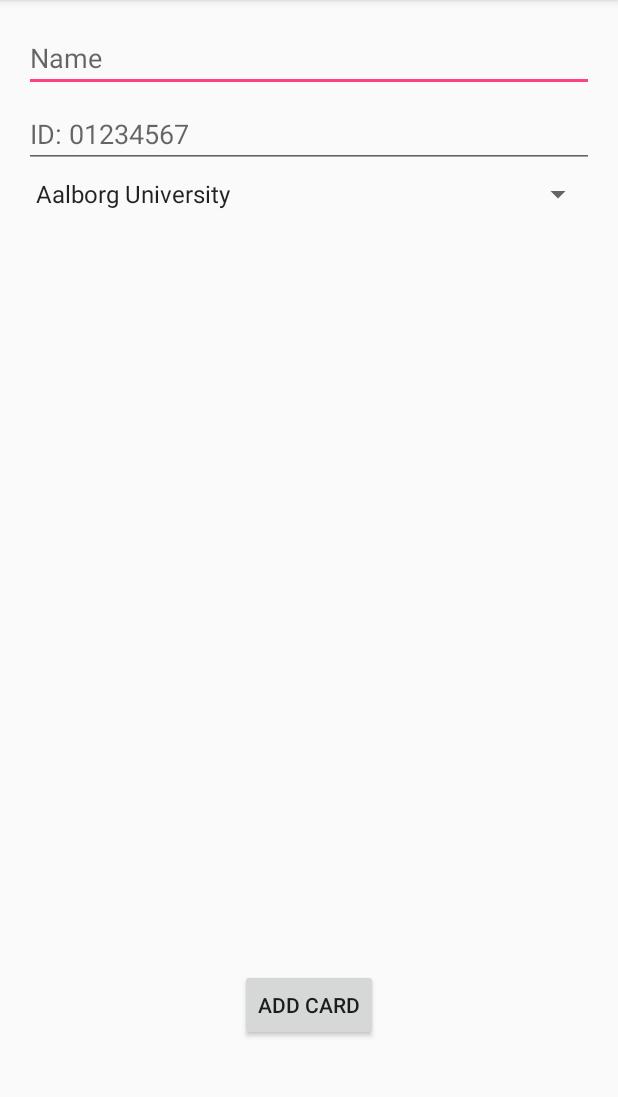
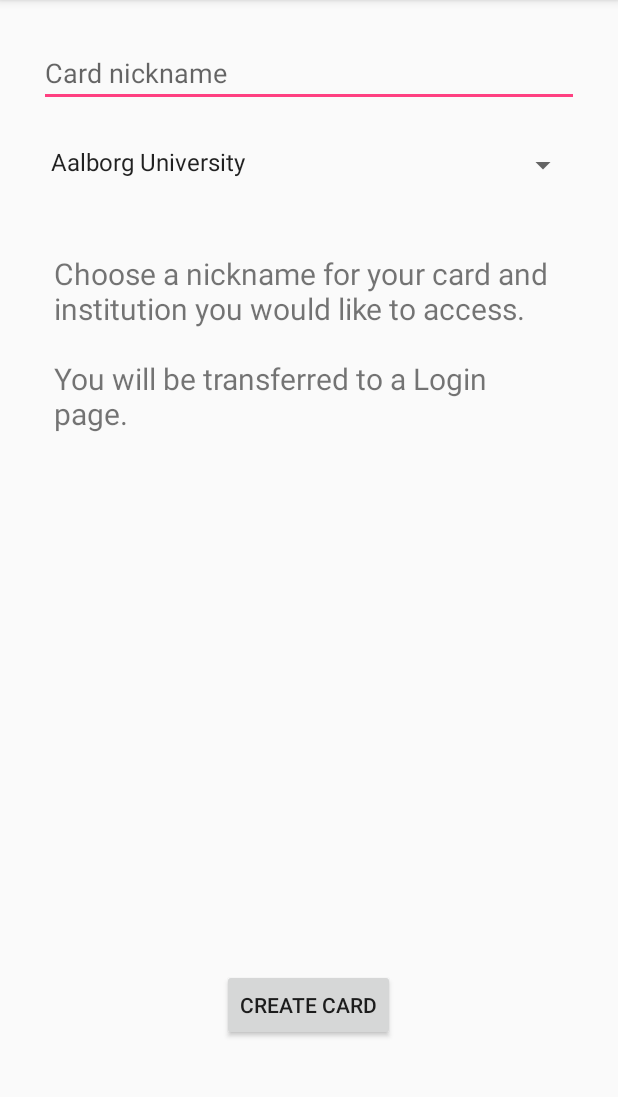
Before and after one commit to zafodB/CardEmulationAau, an Android app: the CreateCardActivity screen opened directly, with no data from a screen before it, on a phone screen of 412 x 824 dp, the part 84-1181 px from its top. Run offline under Robolectric (Android 15) with nearby library versions, the phone set to English and light mode, and no system bars.

Commit message:
Added Account creation screen +service updates

```diff
--- a/app/src/main/AndroidManifest.xml
+++ b/app/src/main/AndroidManifest.xml
@@ -13,8 +13,12 @@
         android:icon="@mipmap/ic_launcher"
         android:label="@string/app_name"
         android:supportsRtl="true"
-        android:theme="@style/AppTheme">
-        <activity android:name=".MainActivity">
+        android:theme="@style/AppTheme"
+        android:name=".ApplicationMain"
+        >
+
+
+        <activity android:name=".ui_elements.MainActivity">
             <intent-filter>
                 <action android:name="android.intent.action.MAIN"/>
 
@@ -37,7 +41,7 @@
                 android:resource="@xml/aid_list"/>
         </service>
 
-        <activity android:name=".AddNewCardActivity">
+        <activity android:name=".ui_elements.CreateCardActivity">
         </activity>
     </application>
 
--- a/app/src/main/java/com/example/filip/cardemulationaau/AddNewCardActivity.java
+++ b/app/src/main/java/com/example/filip/cardemulationaau/ui_elements/CreateCardActivity.java
@@ -1,6 +1,5 @@
-package com.example.filip.cardemulationaau;
+package com.example.filip.cardemulationaau.ui_elements;
 
-import android.content.Context;
 import android.content.SharedPreferences;
 import android.support.v7.app.AppCompatActivity;
 import android.os.Bundle;
@@ -11,18 +10,19 @@ import android.widget.EditText;
 import android.widget.Spinner;
 import android.widget.Toast;
 
+import com.example.filip.cardemulationaau.R;
+
 import java.util.UUID;
 
-public class AddNewCardActivity extends AppCompatActivity {
+public class CreateCardActivity extends AppCompatActivity {
 
     public static final String TAG = "myTag";
 
     EditText cardNameField;
-    EditText cardNumberField;
     Spinner institutionChooser;
-    Button addCardButton;
+    Button createCardButton;
 
-    AddNewCardActivity thisInstance;
+    CreateCardActivity thisInstance;
 
     @Override
     protected void onCreate(Bundle savedInstanceState) {
@@ -30,19 +30,19 @@ public class AddNewCardActivity extends AppCompatActivity {
         setContentView(R.layout.activity_add_new_card);
 
         cardNameField = (EditText) findViewById(R.id.enter_name);
-        cardNumberField = (EditText) findViewById(R.id.enter_number);
         institutionChooser = (Spinner) findViewById(R.id.institution_chooser);
-        addCardButton = (Button) findViewById(R.id.commit_add);
+        createCardButton = (Button) findViewById(R.id.commit_add);
 
         thisInstance = this;
 
-        addCardButton.setOnClickListener(new View.OnClickListener() {
+        createCardButton.setOnClickListener(new View.OnClickListener() {
             @Override
             public void onClick(View v) {
                 boolean isValid = true;
 
+                boolean sucess = fetchInstitutionList();
+
                 String cardName = cardNameField.getText().toString();
-                String cardNumber = cardNumberField.getText().toString();
                 int institutionNumber = institutionChooser.getSelectedItemPosition();
 
                 if (cardName.isEmpty()){
@@ -51,15 +51,14 @@ public class AddNewCardActivity extends AppCompatActivity {
                 } else if (cardName.length()>30){
                     isValid = false;
                     Toast.makeText(getApplicationContext(), getString(R.string.name_too_long_tst), Toast.LENGTH_LONG).show();
-                } else if (cardNumber.isEmpty()){
-                    isValid = false;
-                    Toast.makeText(getApplicationContext(), getString(R.string.no_card_number_tst), Toast.LENGTH_LONG).show();
-                } else if (cardNumber.length() > 50){
-                    isValid = false;
-                    Toast.makeText(getApplicationContext(), getString(R.string.number_too_long_tst), Toast.LENGTH_LONG).show();
                 }
 
                 if (isValid){
+
+                    String cardUID = authenticateWithServer(institutionNumber);
+
+                    cardUID = UUID.randomUUID().toString();
+
                     SharedPreferences mySharedPref = thisInstance.getSharedPreferences("Card Data",0);
                     SharedPreferences.Editor myEditor = mySharedPref.edit();
 
@@ -72,8 +71,8 @@ public class AddNewCardActivity extends AppCompatActivity {
                     myEditor.putString(keyName, cardName);
                     Log.i(TAG, "Key (name): " + keyName + ", value: " + cardName);
 
-                    myEditor.putString(keyNumber, cardNumber);
-                    Log.i(TAG, "Key (#): " + keyNumber + ", value: " + cardNumber);
+                    myEditor.putString(keyNumber, cardUID);
+                    Log.i(TAG, "Key (#): " + keyNumber + ", value: " + cardUID);
 
                     myEditor.putString(keyInstitution, String.valueOf(institutionNumber));
                     Log.i(TAG, "Key(Institution): " + keyInstitution + ", value: " + String.valueOf(institutionNumber));
@@ -86,4 +85,25 @@ public class AddNewCardActivity extends AppCompatActivity {
         });
     }
 
+    //TODO Get server connection to work.
+    private String authenticateWithServer(int institution){
+        return null;
+    }
+
+
+    //TODO Load list of institution we support from the server
+    private boolean fetchInstitutionList (){
+
+        SharedPreferences mySharedPref = thisInstance.getSharedPreferences("Institutions",0);
+        SharedPreferences.Editor myEditor = mySharedPref.edit();
+
+        myEditor.putInt("Aalborg University", 1);
+        myEditor.putInt("DTU", 2);
+        myEditor.putInt("Fitness World", 3);
+        myEditor.commit();
+
+
+        return false;
+    }
+
 }
--- a/app/src/main/res/layout/activity_add_new_card.xml
+++ b/app/src/main/res/layout/activity_add_new_card.xml
@@ -9,13 +9,13 @@
     android:paddingLeft="@dimen/activity_horizontal_margin"
     android:paddingRight="@dimen/activity_horizontal_margin"
     android:paddingTop="@dimen/activity_vertical_margin"
-    tools:context="com.example.filip.cardemulationaau.AddNewCardActivity">
+    tools:context="com.example.filip.cardemulationaau.ui_elements.CreateCardActivity">
 
 
     <EditText
         android:layout_width="match_parent"
         android:layout_height="wrap_content"
-        android:layout_marginBottom="5dp"
+        android:layout_margin="10dp"
         android:inputType="textPersonName"
         android:hint="@string/name_hint"
         android:ems="10"
@@ -23,26 +23,33 @@
         android:layout_alignParentTop="true"
         android:layout_alignParentStart="true"/>
 
-    <EditText
-        android:layout_width="match_parent"
-        android:layout_height="wrap_content"
-        android:layout_marginBottom="5dp"
-        android:inputType="numberSigned"
-        android:hint="@string/id_hint"
-        android:ems="10"
-        android:layout_below="@+id/enter_name"
-        android:layout_alignParentStart="true"
-        android:id="@+id/enter_number"/>
 
     <Spinner
         android:layout_width="match_parent"
         android:layout_height="wrap_content"
-        android:layout_marginBottom="5dp"
-        android:layout_below="@+id/enter_number"
+        android:layout_margin="10dp"
+        android:paddingTop="5dp"
+        android:paddingBottom="10dp"
+        android:layout_below="@+id/enter_name"
         android:layout_alignParentStart="true"
         android:prompt="@string/spinner_prompt"
         android:entries="@array/spinner_items"
         android:id="@+id/institution_chooser"/>
+
+
+
+    <TextView
+        android:text="@string/create_card_help_text"
+        android:layout_width="match_parent"
+        android:layout_height="wrap_content"
+        android:layout_marginTop="30dp"
+        android:layout_below="@+id/institution_chooser"
+        android:paddingLeft="20dp"
+        android:paddingRight="20dp"
+
+        android:textSize="20dp"
+
+        android:id="@+id/create_card_help"/>
 
     <Button
         android:text="@string/add_card"
--- a/app/src/main/res/values/strings.xml
+++ b/app/src/main/res/values/strings.xml
@@ -9,15 +9,13 @@
 
     <string name="card_thumb_description">Company logo</string>
 
-    <!-- In "Add new Card" activity -->
-    <string name="name_hint">Name</string>
-    <string name="id_hint">ID: 01234567</string>
-    <string name="add_card">Add card</string>
+    <!-- In "Create new Card" activity -->
+    <string name="name_hint">Card nickname</string>
+    <string name="add_card">Create card</string>
     <string name="spinner_prompt">Choose institution</string>
-    <string name="no_card_name_tst">Enter a name!</string>
-    <string name="name_too_long_tst">Card name is too long!</string>
-    <string name="no_card_number_tst">Enter a card number!</string>
-    <string name="number_too_long_tst">Card number is too long!</string>
+    <string name="no_card_name_tst">Enter a nick!</string>
+    <string name="name_too_long_tst">Card nick is too long!</string>
+    <string name="create_card_help_text">Choose a nickname for your card and institution you would like to access. \n\nYou will be transferred to a Login page.</string>
 
     <string-array name="spinner_items">
         <item>Aalborg University</item>
@@ -27,4 +25,9 @@
 
     </string-array>
 
+    <string name="no_id_tst">No account found. Open application and create an account.</string>
+
+    <string name="email_hint">E-mail</string>
+    <string name="create_acc_btn_txt">Sign Up</string>
+
 </resources>
--- a/app/src/main/res/xml/aid_list.xml
+++ b/app/src/main/res/xml/aid_list.xml
@@ -6,6 +6,6 @@
     <aid-group
         android:category="other"
         android:description="@string/app_name">
-        <aid-filter android:name="F222222222"/>
+        <aid-filter android:name="F231120161"/>
     </aid-group>
 </host-apdu-service>
```
Also changed, not shown: app/src/main/java/com/example/filip/cardemulationaau/ApplicationMain.java (added, +57 -0 lines), app/src/main/java/com/example/filip/cardemulationaau/CardService.java (+20 -6 lines), app/src/main/java/com/example/filip/cardemulationaau/MainActivity.java (deleted, +0 -52 lines), app/src/main/java/com/example/filip/cardemulationaau/ui_elements/CreateAccFragment.java (added, +70 -0 lines), app/src/main/java/com/example/filip/cardemulationaau/ui_elements/CustomAdapter.java (renamed from app/src/main/java/com/example/filip/cardemulationaau/CustomAdapter.java, +3 -5 lines), app/src/main/java/com/example/filip/cardemulationaau/ui_elements/MainActivity.java (added, +59 -0 lines), app/src/main/java/com/example/filip/cardemulationaau/ui_elements/RecyclerViewFragment.java (renamed from app/src/main/java/com/example/filip/cardemulationaau/RecyclerViewFragment.java, +5 -12 lines), app/src/main/res/layout/activity_main.xml (+20 -6 lines), app/src/main/res/layout/fragment_create_acc.xml (added, +37 -0 lines), app/src/main/res/layout/fragment_recycler_view.xml (renamed from app/src/main/res/layout/recycler_view_fragment.xml).
